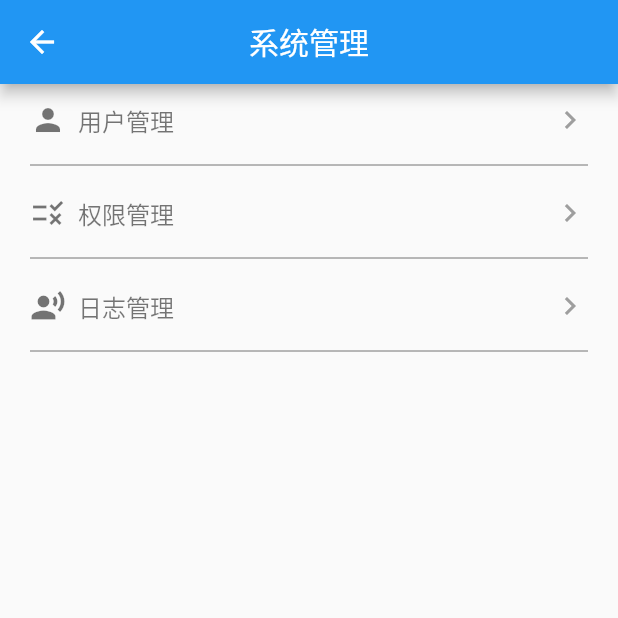
After one commit to shenhe123/quality_control, a Flutter app: the BasicDataPage screen opened directly, after a tap on "系统管理", on a phone screen of 412 x 824 dp, the top half of it. The commit adds this screen. Run offline on Flutter 3.47's test engine with Material 2 defaults, Android fonts, the phone set to English and light mode, and no system bars.

Commit message:
新增基础数据和系统管理 界面

```diff
--- a/lib/routes/HomePage.dart
+++ b/lib/routes/HomePage.dart
@@ -1,6 +1,9 @@
 import 'package:flutter/material.dart';
+import 'package:quality_control/routes/basic_data/BasicDataPage.dart';
+import 'package:quality_control/routes/system_setting/SystemSettingPage.dart';
 
-import 'OnsiteOptionPage.dart';
+import 'onsite_option/OnsiteOptionPage.dart';
+
 
 class HomePage extends StatefulWidget {
   const HomePage({Key? key}) : super(key: key);
@@ -21,7 +24,8 @@ class _HomePageState extends State<HomePage> {
     ),
     Container(
       color: Colors.green,
-    )
+    ),
+    const BasicDataPage(),
   ];
 
   @override
@@ -43,16 +47,20 @@ class _HomePageState extends State<HomePage> {
             icon: Icon(Icons.home),
           ),
           BottomNavigationBarItem(
-            label: '出差报告',
-            icon: Icon(Icons.book),
+            label: 'OA',
+            icon: Icon(Icons.account_tree_outlined),
           ),
           BottomNavigationBarItem(
-            label: '系统管理',
-            icon: Icon(Icons.school),
+            label: '出差报告',
+            icon: Icon(Icons.card_travel_sharp),
           ),
           BottomNavigationBarItem(
             label: '报表',
-            icon: Icon(Icons.perm_identity),
+            icon: Icon(Icons.table_view),
+          ),
+          BottomNavigationBarItem(
+            label: '基础数据',
+            icon: Icon(Icons.account_circle),
           ),
         ],
       ),
--- /dev/null
+++ b/lib/routes/basic_data/BasicDataPage.dart
@@ -0,0 +1,78 @@
+import 'package:flutter/material.dart';
+import 'package:quality_control/routes/system_setting/SystemSettingPage.dart';
+import 'package:quality_control/widgets/MenuItem.dart';
+
+class BasicDataPage extends StatefulWidget {
+  const BasicDataPage({Key? key}) : super(key: key);
+
+  @override
+  State<BasicDataPage> createState() => _BasicDataPageState();
+}
+
+class _BasicDataPageState extends State<BasicDataPage> {
+  @override
+  Widget build(BuildContext context) {
+    return Scaffold(
+      appBar: AppBar(
+        centerTitle: true,
+        title: const Text("基础数据"),
+        backgroundColor: Colors.blue,
+        actions: [
+          // TextButton(
+          //     onPressed: () {},
+          //     child: const Text(
+          //       "工单录入",
+          //       style: TextStyle(color: Colors.white),
+          //     )),
+        ],
+      ),
+      body: Column(
+        children: [
+          MenuItem(
+            icon: Icons.person,
+            title: '人员信息',
+            onPressed: () {
+              print("人员信息  ----   >");
+            },
+          ),
+          MenuItem(
+            icon: Icons.accessibility,
+            title: '角色信息',
+            onPressed: () {
+              print("角色信息  ----   >");
+            },
+          ),
+          MenuItem(
+            icon: Icons.menu_book,
+            title: '菜单信息',
+            onPressed: () {
+              print("菜单信息  ----   >");
+            },
+          ),
+          MenuItem(
+            icon: Icons.record_voice_over,
+            title: '操作日志',
+            onPressed: () {
+              print("操作日志  ----   >");
+            },
+          ),
+          MenuItem(
+            icon: Icons.settings,
+            title: '系统管理',
+            onPressed: () {
+              _goSystemSettingPage();
+            },
+          ),
+        ],
+      ),
+    );
+  }
+
+  ///工单详情页
+  void _goSystemSettingPage() {
+    Navigator.push(
+        context,
+        MaterialPageRoute(
+            builder: (context) => const SystemSettingPage()));
+  }
+}
--- a/lib/routes/OnsiteOptionPage.dart
+++ b/lib/routes/onsite_option/OnsiteOptionPage.dart
@@ -1,9 +1,9 @@
 import 'dart:async';
 
 import 'package:flutter/material.dart';
-import 'package:quality_control/routes/OnsiteOptionDetailPage.dart';
+import 'package:quality_control/routes/onsite_option/OnsiteOptionDetailPage.dart';
 
-import '../common/Global.dart';
+import '../../common/Global.dart';
 
 class OnsiteOptionPage extends StatefulWidget {
   const OnsiteOptionPage({Key? key}) : super(key: key);
--- a/lib/routes/OrderCreatePage.dart
+++ b/lib/routes/onsite_option/OrderCreatePage.dart
@@ -1,6 +1,6 @@
 import 'package:flutter/material.dart';
 
-import '../common/Global.dart';
+import '../../common/Global.dart';
 
 class OrderCreatePage extends StatefulWidget {
   final String detailData;
--- /dev/null
+++ b/lib/routes/system_setting/SystemSettingPage.dart
@@ -0,0 +1,50 @@
+import 'package:flutter/material.dart';
+import 'package:quality_control/widgets/MenuItem.dart';
+
+class SystemSettingPage extends StatelessWidget {
+  const SystemSettingPage({Key? key}) : super(key: key);
+
+  @override
+  Widget build(BuildContext context) {
+    return Scaffold(
+      appBar: AppBar(
+        centerTitle: true,
+        title: const Text("系统管理"),
+        backgroundColor: Colors.blue,
+        actions: [
+          // TextButton(
+          //     onPressed: () {},
+          //     child: const Text(
+          //       "工单录入",
+          //       style: TextStyle(color: Colors.white),
+          //     )),
+        ],
+      ),
+      body: Column(
+        children: [
+          MenuItem(
+            icon: Icons.person,
+            title: '用户管理',
+            onPressed: () {
+              print("用户管理  ----   >");
+            },
+          ),
+          MenuItem(
+            icon: Icons.rule,
+            title: '权限管理',
+            onPressed: () {
+              print("权限管理  ----   >");
+            },
+          ),
+          MenuItem(
+            icon: Icons.record_voice_over,
+            title: '日志管理',
+            onPressed: () {
+              print("日志管理  ----   >");
+            },
+          ),
+        ],
+      ),
+    );
+  }
+}
--- /dev/null
+++ b/lib/widgets/MenuItem.dart
@@ -0,0 +1,56 @@
+import 'package:flutter/material.dart';
+
+class MenuItem extends StatelessWidget {
+  final IconData icon;
+  final String title;
+  final VoidCallback? onPressed;
+  const MenuItem({Key? key, required this.icon, required this.title, this.onPressed}) : super(key: key);
+
+  @override
+  Widget build(BuildContext context) {
+    return  GestureDetector(
+      onTap: onPressed,
+      child:  Column(
+        children: <Widget>[
+          Padding(
+              padding: const EdgeInsets.only(
+                left: 20.0,
+                top: 12.0,
+                right: 20.0,
+                bottom: 10.0,
+              ),
+              child: Row(
+                children: <Widget>[
+                  Padding(padding: const EdgeInsets.only(
+                    right: 8.0,
+                  ),
+                    child:Icon(
+                      icon,
+                      color: Colors.black54,
+                    ),
+                  ),
+                  Expanded(
+                      child: Text(
+                        title,
+                        style: const TextStyle(color: Colors.black54,fontSize: 16.0),
+                      )
+                  ),
+                  const Icon(
+                    Icons.chevron_right,
+                    color: Colors.grey,
+                  )
+                ],
+              )
+          ),
+          const Padding(padding: EdgeInsets.only(left: 20.0,right: 20.0),
+            child: Divider(
+              color: Colors.black54,
+            ),
+          )
+
+        ],
+      ),
+    );
+
+  }
+}
```
Also changed, not shown: lib/routes/onsite_option/OnsiteOptionDetailPage.dart (renamed from lib/routes/OnsiteOptionDetailPage.dart).
